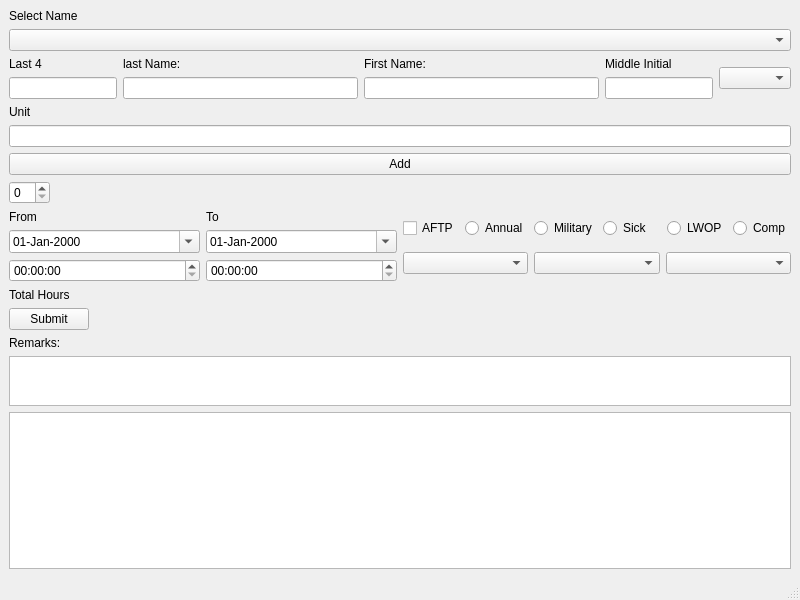
Qt form Gui.ui (rhaejr/LeaveFormFiller) before a commit.
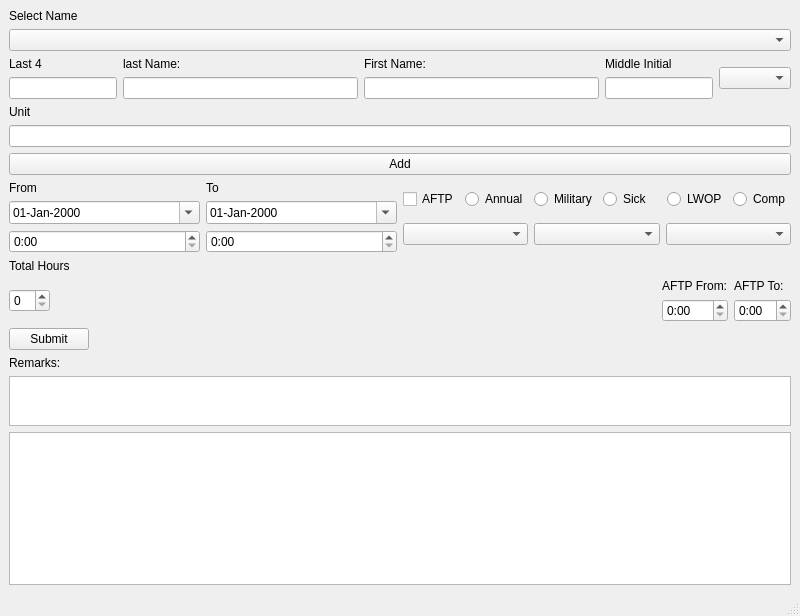
The same form after that commit.

Commit message: more flexible aftps

Patch:
```diff
--- a/Gui.ui
+++ b/Gui.ui
@@ -7,7 +7,7 @@
     <x>0</x>
     <y>0</y>
     <width>800</width>
-    <height>600</height>
+    <height>616</height>
    </rect>
   </property>
   <property name="windowTitle">
@@ -135,30 +135,6 @@
       </item>
      </layout>
     </item>
-    <item>
-     <layout class="QHBoxLayout" name="horizontalLayout_3">
-      <item>
-       <widget class="QTimeEdit" name="total_hours">
-        <property name="displayFormat">
-         <string>h</string>
-        </property>
-       </widget>
-      </item>
-      <item>
-       <spacer name="horizontalSpacer">
-        <property name="orientation">
-         <enum>Qt::Horizontal</enum>
-        </property>
-        <property name="sizeHint" stdset="0">
-         <size>
-          <width>40</width>
-          <height>20</height>
-         </size>
-        </property>
-       </spacer>
-      </item>
-     </layout>
-    </item>
     <item>
      <layout class="QHBoxLayout" name="horizontalLayout_2">
       <item>
@@ -186,7 +162,11 @@
            </widget>
           </item>
           <item>
-           <widget class="QTimeEdit" name="from_time"/>
+           <widget class="QTimeEdit" name="from_time">
+            <property name="displayFormat">
+             <string>H:mm</string>
+            </property>
+           </widget>
           </item>
          </layout>
         </item>
@@ -210,7 +190,11 @@
            </widget>
           </item>
           <item>
-           <widget class="QTimeEdit" name="to_time"/>
+           <widget class="QTimeEdit" name="to_time">
+            <property name="displayFormat">
+             <string>H:mm</string>
+            </property>
+           </widget>
           </item>
          </layout>
         </item>
@@ -298,6 +282,70 @@
       </property>
      </widget>
     </item>
+    <item>
+     <layout class="QHBoxLayout" name="horizontalLayout_3">
+      <item>
+       <widget class="QTimeEdit" name="total_hours">
+        <property name="displayFormat">
+         <string>h</string>
+        </property>
+       </widget>
+      </item>
+      <item>
+       <spacer name="horizontalSpacer">
+        <property name="orientation">
+         <enum>Qt::Horizontal</enum>
+        </property>
+        <property name="sizeHint" stdset="0">
+         <size>
+          <width>40</width>
+          <height>20</height>
+         </size>
+        </property>
+       </spacer>
+      </item>
+      <item>
+       <layout class="QHBoxLayout" name="horizontalLayout_7">
+        <item>
+         <layout class="QVBoxLayout" name="verticalLayout_10">
+          <item>
+           <widget class="QLabel" name="label_10">
+            <property name="text">
+             <string>AFTP From:</string>
+            </property>
+           </widget>
+          </item>
+          <item>
+           <widget class="QTimeEdit" name="aftp_from_time">
+            <property name="displayFormat">
+             <string>H:mm</string>
+            </property>
+           </widget>
+          </item>
+         </layout>
+        </item>
+        <item>
+         <layout class="QVBoxLayout" name="verticalLayout_11">
+          <item>
+           <widget class="QLabel" name="label_11">
+            <property name="text">
+             <string>AFTP To:</string>
+            </property>
+           </widget>
+          </item>
+          <item>
+           <widget class="QTimeEdit" name="aftp_to_time">
+            <property name="displayFormat">
+             <string>H:mm</string>
+            </property>
+           </widget>
+          </item>
+         </layout>
+        </item>
+       </layout>
+      </item>
+     </layout>
+    </item>
     <item>
      <widget class="QPushButton" name="submit_btn">
       <property name="sizePolicy">
```
Left out of the diff: 2 changed lines with no effect on the pictures. The commit also changes 14 other files.
